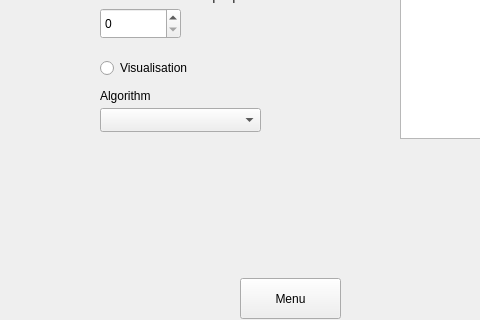
The window that simulation/gui/config.ui (matrochanowski/elevator-project) describes before a commit, drawn with Qt 5; both pictures show x 0 to 480 and y 192 to 512 of the 800 by 600 pixel window.
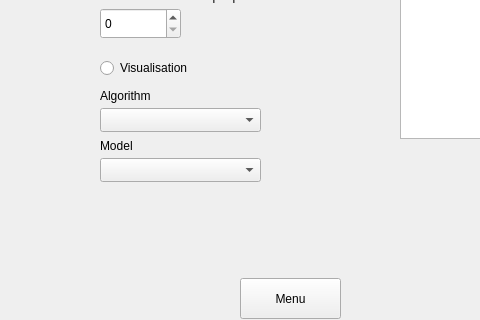
The same window after the commit.

Commit message: Model and algorithm handling in gui

The edit to the form file:
```diff
--- a/simulation/gui/config.ui
+++ b/simulation/gui/config.ui
@@ -265,6 +265,29 @@
        <string>Algorithm</string>
       </property>
      </widget>
+     <widget class="QLabel" name="label_6">
+      <property name="geometry">
+       <rect>
+        <x>70</x>
+        <y>300</y>
+        <width>221</width>
+        <height>16</height>
+       </rect>
+      </property>
+      <property name="text">
+       <string>Model</string>
+      </property>
+     </widget>
+     <widget class="QComboBox" name="ModelComboBox">
+      <property name="geometry">
+       <rect>
+        <x>70</x>
+        <y>320</y>
+        <width>161</width>
+        <height>24</height>
+       </rect>
+      </property>
+     </widget>
     </widget>
    </widget>
   </widget>
```
The commit also changes 10 other files.
